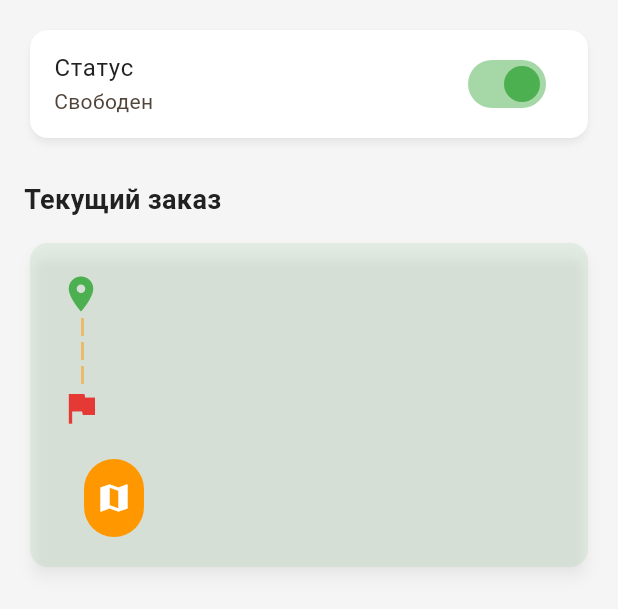
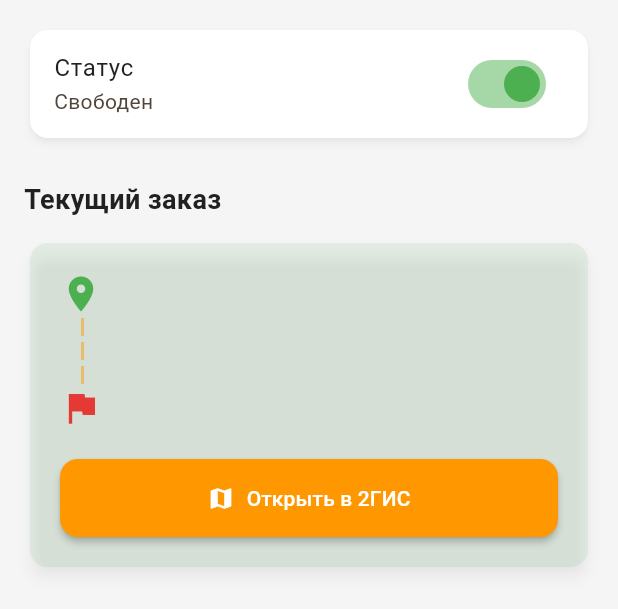
Before and after one commit to amanat966/taxiUzinagaw, a Flutter app: the _HomeTab widget shown alone on an empty page, opened directly with empty values, on a phone screen of 412 x 824 dp. Shown: the top 609 px of the screen. Run offline on Flutter 3.47's test engine with Material 3 defaults, Android fonts, the phone set to English and light mode, and no system bars; our stand-ins replace mask_text_input_formatter, shared_preferences; accounts and stored records are empty; network calls fail.

Commit message:
Добавлена кнопка "Открыть в 2ГИС"

```diff
--- a/frontend/lib/l10n/app_en.arb
+++ b/frontend/lib/l10n/app_en.arb
@@ -57,5 +57,6 @@
   "driverAssigned": "Driver assigned",
   "ordersCompleted": "Orders completed",
   "ordersInProgress": "In progress",
-  "driverProfile": "Driver profile"
+  "driverProfile": "Driver profile",
+  "openIn2GIS": "Open in 2GIS"
 }
--- a/frontend/lib/l10n/app_localizations.dart
+++ b/frontend/lib/l10n/app_localizations.dart
@@ -447,6 +447,12 @@ abstract class AppLocalizations {
   /// In ru, this message translates to:
   /// **'Профиль водителя'**
   String get driverProfile;
+
+  /// No description provided for @openIn2GIS.
+  ///
+  /// In ru, this message translates to:
+  /// **'Открыть в 2ГИС'**
+  String get openIn2GIS;
 }
 
 class _AppLocalizationsDelegate
--- a/frontend/lib/l10n/app_localizations_en.dart
+++ b/frontend/lib/l10n/app_localizations_en.dart
@@ -181,4 +181,7 @@ class AppLocalizationsEn extends AppLocalizations {
 
   @override
   String get driverProfile => 'Driver profile';
+
+  @override
+  String get openIn2GIS => 'Open in 2GIS';
 }
--- a/frontend/lib/l10n/app_localizations_kk.dart
+++ b/frontend/lib/l10n/app_localizations_kk.dart
@@ -182,4 +182,7 @@ class AppLocalizationsKk extends AppLocalizations {
 
   @override
   String get driverProfile => 'Жүргізуші профилі';
+
+  @override
+  String get openIn2GIS => 'Открыть в 2ГИС';
 }
--- a/frontend/lib/l10n/app_localizations_ru.dart
+++ b/frontend/lib/l10n/app_localizations_ru.dart
@@ -181,4 +181,7 @@ class AppLocalizationsRu extends AppLocalizations {
 
   @override
   String get driverProfile => 'Профиль водителя';
+
+  @override
+  String get openIn2GIS => 'Открыть в 2ГИС';
 }
--- a/frontend/lib/l10n/app_ru.arb
+++ b/frontend/lib/l10n/app_ru.arb
@@ -57,5 +57,6 @@
   "driverAssigned": "Водитель назначен",
   "ordersCompleted": "Заказов выполнено",
   "ordersInProgress": "В процессе",
-  "driverProfile": "Профиль водителя"
+  "driverProfile": "Профиль водителя",
+  "openIn2GIS": "Открыть в 2ГИС"
 }
--- a/frontend/lib/screens/driver_home_screen.dart
+++ b/frontend/lib/screens/driver_home_screen.dart
@@ -30,11 +30,31 @@ class _DriverHomeScreenState extends State<DriverHomeScreen> {
   }
 
   void _openMap(String from, String to) async {
-    final url = Uri.parse(
-      'https://2gis.ru/routeSearch/rsType/car/from/$from/to/$to',
+    // Кодируем адреса для URL
+    final encodedFrom = Uri.encodeComponent(from);
+    final encodedTo = Uri.encodeComponent(to);
+
+    // Пробуем сначала открыть мобильное приложение 2ГИС через deep link
+    final mobileUrl = Uri.parse('dgis://2gis.ru/route/$encodedFrom/$encodedTo');
+
+    // Если мобильное приложение не установлено, используем веб-версию
+    final webUrl = Uri.parse(
+      'https://2gis.ru/routeSearch/rsType/car/from/$encodedFrom/to/$encodedTo',
     );
-    if (await canLaunchUrl(url)) {
-      await launchUrl(url, mode: LaunchMode.externalApplication);
+
+    // Пробуем открыть мобильное приложение
+    if (await canLaunchUrl(mobileUrl)) {
+      try {
+        await launchUrl(mobileUrl, mode: LaunchMode.externalApplication);
+        return;
+      } catch (_) {
+        // Если не получилось, пробуем веб-версию
+      }
+    }
+
+    // Открываем веб-версию 2ГИС
+    if (await canLaunchUrl(webUrl)) {
+      await launchUrl(webUrl, mode: LaunchMode.externalApplication);
     }
   }
 
@@ -365,6 +385,26 @@ class _HomeTab extends StatelessWidget {
                       ),
                     ],
                     const SizedBox(height: 20),
+                    // Кнопка "Открыть в 2ГИС" - всегда видна для активного заказа
+                    SizedBox(
+                      width: double.infinity,
+                      height: 52,
+                      child: ElevatedButton.icon(
+                        onPressed: () => openMap(
+                          currentOrder['from_address'],
+                          currentOrder['to_address'],
+                        ),
+                        icon: const Icon(Icons.map),
+                        label: Text(l10n.openIn2GIS),
+                        style: ElevatedButton.styleFrom(
+                          backgroundColor: AppTheme.primary,
+                          foregroundColor: Colors.white,
+                        ),
+                      ),
+                    ),
+                    if (currentOrder['status'] == 'accepted' ||
+                        currentOrder['status'] == 'in_progress') ...[
+                      const SizedBox(height: 12),
                       Row(
                         children: [
                           if (currentOrder['status'] == 'accepted')
@@ -421,19 +461,9 @@ class _HomeTab extends StatelessWidget {
                                 ),
                               ),
                             ),
-                        const SizedBox(width: 12),
-                        SizedBox(
-                          height: 52,
-                          child: IconButton.filled(
-                            onPressed: () => openMap(
-                              currentOrder['from_address'],
-                              currentOrder['to_address'],
-                            ),
-                            icon: const Icon(Icons.map),
-                          ),
+                        ],
                       ),
                     ],
-                    ),
                   ],
                 ),
               ),
```
Lines whose indentation alone changed are shown as unchanged.
